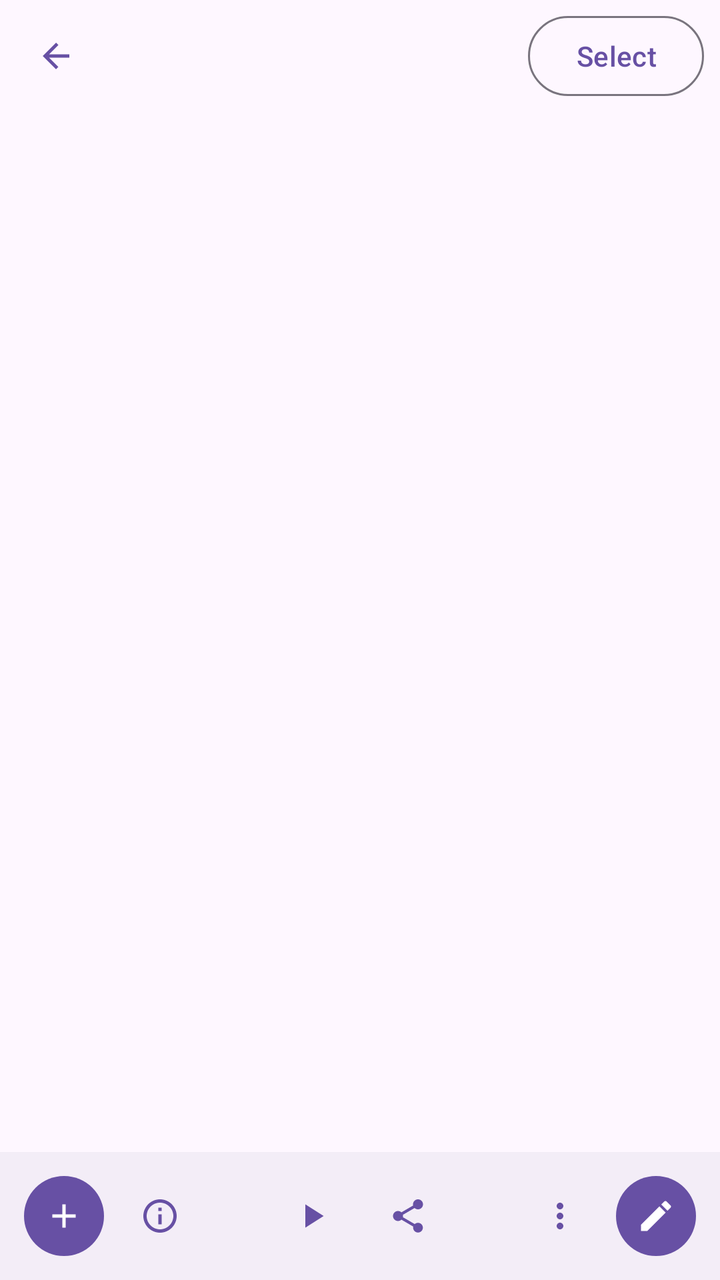
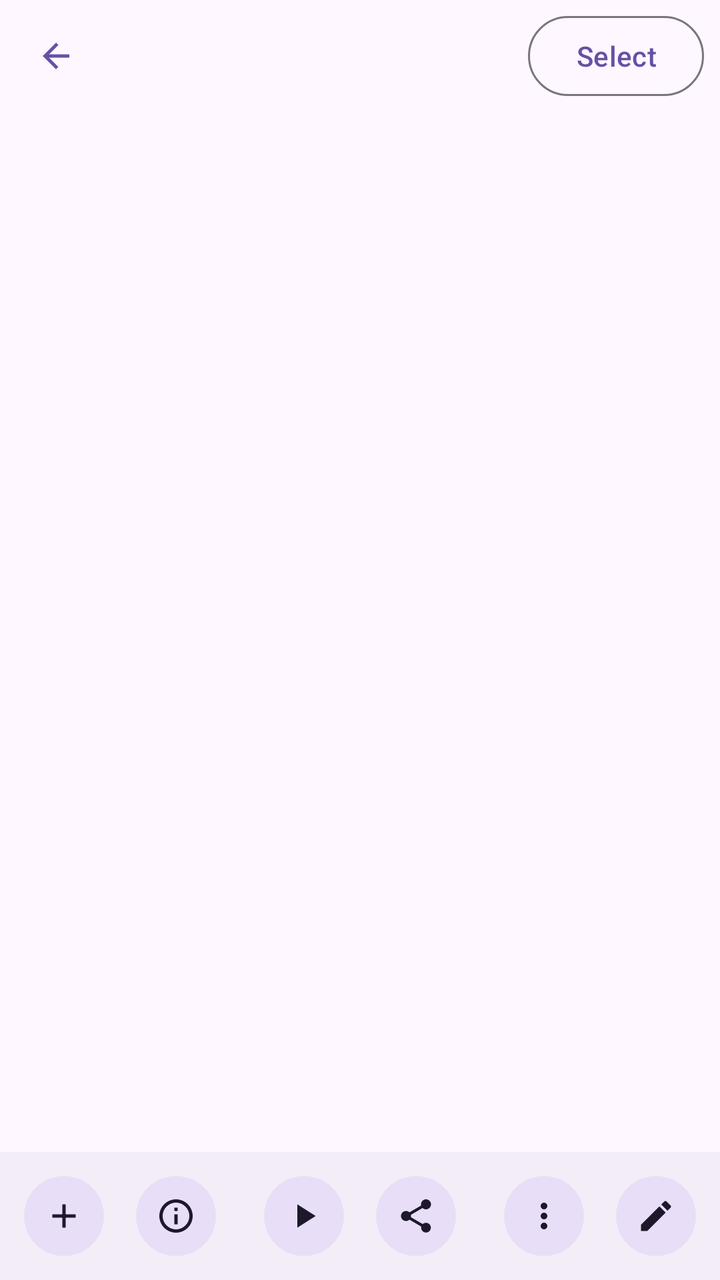

Screens rendered from an Android XML layout before and after an edit, with the pre-edit source and the edit as a unified diff.
<!-- AndroidManifest.xml: application theme Theme.NekoPaint -->
<!-- res/layout/activity_gallery.xml -->
<?xml version="1.0" encoding="utf-8"?>
<LinearLayout xmlns:android="http://schemas.android.com/apk/res/android"
    xmlns:app="http://schemas.android.com/apk/res-auto"
    android:layout_width="match_parent"
    android:layout_height="match_parent"
    android:fitsSystemWindows="true"
    android:orientation="vertical"
    android:background="?attr/colorSurface">

    <FrameLayout
        android:layout_width="match_parent"
        android:layout_height="56dp">

        <com.google.android.material.button.MaterialButton
            android:id="@+id/gallery_back"
            style="?attr/materialIconButtonStyle"
            android:layout_width="48dp"
            android:layout_height="48dp"
            android:layout_gravity="start|center_vertical"
            android:layout_marginStart="4dp"
            android:contentDescription="@string/back"
            app:icon="@drawable/ic_back" />

        <TextView
            android:id="@+id/gallery_title"
            android:layout_width="wrap_content"
            android:layout_height="wrap_content"
            android:layout_gravity="center"
            android:textAppearance="?attr/textAppearanceTitleLarge" />

        <com.google.android.material.button.MaterialButton
            android:id="@+id/gallery_select"
            style="?attr/materialButtonOutlinedStyle"
            android:layout_width="wrap_content"
            android:layout_height="wrap_content"
            android:layout_gravity="end|center_vertical"
            android:layout_marginEnd="8dp"
            android:text="@string/select" />
    </FrameLayout>

    <FrameLayout
        android:layout_width="match_parent"
        android:layout_height="0dp"
        android:layout_weight="1">

        <androidx.recyclerview.widget.RecyclerView
            android:id="@+id/gallery_grid"
            android:layout_width="match_parent"
            android:layout_height="match_parent"
            android:clipToPadding="false"
            android:padding="8dp" />

        <TextView
            android:id="@+id/gallery_empty"
            android:layout_width="wrap_content"
            android:layout_height="wrap_content"
            android:layout_gravity="center"
            android:padding="24dp"
            android:text="@string/gallery_empty"
            android:textAppearance="?attr/textAppearanceBodyLarge"
            android:visibility="gone" />
    </FrameLayout>

    <LinearLayout
        android:layout_width="match_parent"
        android:layout_height="wrap_content"
        android:background="?attr/colorSurfaceContainer"
        android:gravity="center_vertical"
        android:orientation="horizontal"
        android:padding="8dp">

        <com.google.android.material.button.MaterialButton
            android:id="@+id/gallery_new"
            style="?attr/materialIconButtonFilledStyle"
            android:layout_width="48dp"
            android:layout_height="48dp"
            android:contentDescription="@string/new_drawing"
            app:icon="@drawable/ic_add" />

        <com.google.android.material.button.MaterialButton
            android:id="@+id/gallery_info"
            style="?attr/materialIconButtonStyle"
            android:layout_width="48dp"
            android:layout_height="48dp"
            android:contentDescription="@string/info"
            app:icon="@drawable/ic_info" />

        <View
            android:layout_width="0dp"
            android:layout_height="1dp"
            android:layout_weight="1" />

        <com.google.android.material.button.MaterialButton
            android:id="@+id/gallery_play"
            style="?attr/materialIconButtonStyle"
            android:layout_width="48dp"
            android:layout_height="48dp"
            android:contentDescription="@string/timelapse"
            app:icon="@drawable/ic_play" />

        <com.google.android.material.button.MaterialButton
            android:id="@+id/gallery_share"
            style="?attr/materialIconButtonStyle"
            android:layout_width="48dp"
            android:layout_height="48dp"
            android:contentDescription="@string/share"
            app:icon="@drawable/ic_share" />

        <View
            android:layout_width="0dp"
            android:layout_height="1dp"
            android:layout_weight="1" />

        <com.google.android.material.button.MaterialButton
            android:id="@+id/gallery_more"
            style="?attr/materialIconButtonStyle"
            android:layout_width="48dp"
            android:layout_height="48dp"
            android:contentDescription="@string/menu"
            app:icon="@drawable/ic_more" />

        <com.google.android.material.button.MaterialButton
            android:id="@+id/gallery_edit"
            style="?attr/materialIconButtonFilledStyle"
            android:layout_width="48dp"
            android:layout_height="48dp"
            android:contentDescription="@string/edit"
            app:icon="@drawable/ic_edit" />
    </LinearLayout>
</LinearLayout>
<!-- resources referenced by this layout -->
<resources>
  <!-- drawable ic_add (drawable) -->
  <vector xmlns:android="http://schemas.android.com/apk/res/android"
      android:width="24dp" android:height="24dp"
      android:viewportWidth="24" android:viewportHeight="24"
      android:tint="?attr/colorControlNormal">
      <path android:fillColor="@android:color/white" android:pathData="M19,13h-6v6h-2v-6H5v-2h6V5h2v6h6v2z" />
  </vector>
  <!-- drawable ic_back (drawable) -->
  <vector xmlns:android="http://schemas.android.com/apk/res/android"
      android:width="24dp" android:height="24dp"
      android:viewportWidth="24" android:viewportHeight="24"
      android:tint="?attr/colorControlNormal">
      <path android:fillColor="@android:color/white" android:pathData="M20,11H7.83l5.59,-5.59L12,4l-8,8 8,8 1.41,-1.41L7.83,13H20v-2z" />
  </vector>
  <!-- drawable ic_edit (drawable) -->
  <vector xmlns:android="http://schemas.android.com/apk/res/android"
      android:width="24dp" android:height="24dp"
      android:viewportWidth="24" android:viewportHeight="24"
      android:tint="?attr/colorControlNormal">
      <path android:fillColor="@android:color/white" android:pathData="M3,17.25V21h3.75L17.81,9.94l-3.75,-3.75L3,17.25zM20.71,7.04c0.39,-0.39 0.39,-1.02 0,-1.41l-2.34,-2.34c-0.39,-0.39 -1.02,-0.39 -1.41,0l-1.83,1.83 3.75,3.75 1.83,-1.83z" />
  </vector>
  <!-- drawable ic_info (drawable) -->
  <vector xmlns:android="http://schemas.android.com/apk/res/android"
      android:width="24dp" android:height="24dp"
      android:viewportWidth="24" android:viewportHeight="24"
      android:tint="?attr/colorControlNormal">
      <path android:fillColor="@android:color/white" android:pathData="M11,7h2v2h-2zM11,11h2v6h-2zM12,2C6.48,2 2,6.48 2,12s4.48,10 10,10 10,-4.48 10,-10S17.52,2 12,2zM12,20c-4.41,0 -8,-3.59 -8,-8s3.59,-8 8,-8 8,3.59 8,8 -3.59,8 -8,8z" />
  </vector>
  <!-- drawable ic_more (drawable) -->
  <vector xmlns:android="http://schemas.android.com/apk/res/android"
      android:width="24dp" android:height="24dp"
      android:viewportWidth="24" android:viewportHeight="24"
      android:tint="?attr/colorControlNormal">
      <path android:fillColor="@android:color/white" android:pathData="M12,8c1.1,0 2,-0.9 2,-2s-0.9,-2 -2,-2 -2,0.9 -2,2 0.9,2 2,2zM12,10c-1.1,0 -2,0.9 -2,2s0.9,2 2,2 2,-0.9 2,-2 -0.9,-2 -2,-2zM12,16c-1.1,0 -2,0.9 -2,2s0.9,2 2,2 2,-0.9 2,-2 -0.9,-2 -2,-2z" />
  </vector>
  <!-- drawable ic_play (drawable) -->
  <vector xmlns:android="http://schemas.android.com/apk/res/android"
      android:width="24dp" android:height="24dp"
      android:viewportWidth="24" android:viewportHeight="24"
      android:tint="?attr/colorControlNormal">
      <path android:fillColor="@android:color/white" android:pathData="M8,5v14l11,-7z" />
  </vector>
  <string name="back">Back</string>
  <string name="edit">Edit</string>
  <string name="gallery_empty">No drawings yet. Tap + to start one.</string>
  <string name="info">Information</string>
  <string name="menu">Menu</string>
  <string name="new_drawing">New drawing</string>
  <string name="select">Select</string>
  <string name="share">Share</string>
  <string name="timelapse">Time-lapse</string>
  <style name="Theme.NekoPaint" parent="Theme.Material3.DayNight.NoActionBar" />
  <!-- unchanged entries left out for length: 1 -->
</resources>

<!-- the commit's change to res/layout/activity_gallery.xml (unified diff, before → after) -->
@@ -7,36 +7,42 @@
     android:orientation="vertical"
     android:background="?attr/colorSurface">
 
-    <FrameLayout
+    <LinearLayout
         android:layout_width="match_parent"
-        android:layout_height="56dp">
+        android:layout_height="56dp"
+        android:gravity="center_vertical"
+        android:orientation="horizontal"
+        android:paddingStart="4dp"
+        android:paddingEnd="8dp">
 
         <com.google.android.material.button.MaterialButton
             android:id="@+id/gallery_back"
             style="?attr/materialIconButtonStyle"
             android:layout_width="48dp"
             android:layout_height="48dp"
-            android:layout_gravity="start|center_vertical"
-            android:layout_marginStart="4dp"
             android:contentDescription="@string/back"
             app:icon="@drawable/ic_back" />
 
         <TextView
             android:id="@+id/gallery_title"
-            android:layout_width="wrap_content"
+            android:layout_width="0dp"
             android:layout_height="wrap_content"
-            android:layout_gravity="center"
-            android:textAppearance="?attr/textAppearanceTitleLarge" />
+            android:layout_weight="1"
+            android:ellipsize="end"
+            android:gravity="center"
+            android:maxLines="1"
+            android:paddingStart="8dp"
+            android:paddingEnd="8dp"
+            android:textAppearance="?attr/textAppearanceTitleMedium" />
 
         <com.google.android.material.button.MaterialButton
             android:id="@+id/gallery_select"
             style="?attr/materialButtonOutlinedStyle"
             android:layout_width="wrap_content"
             android:layout_height="wrap_content"
-            android:layout_gravity="end|center_vertical"
-            android:layout_marginEnd="8dp"
+            android:minWidth="0dp"
             android:text="@string/select" />
-    </FrameLayout>
+    </LinearLayout>
 
     <FrameLayout
         android:layout_width="match_parent"
@@ -71,15 +77,16 @@
 
         <com.google.android.material.button.MaterialButton
             android:id="@+id/gallery_new"
-            style="?attr/materialIconButtonFilledStyle"
+            style="?attr/materialIconButtonFilledTonalStyle"
             android:layout_width="48dp"
             android:layout_height="48dp"
+            android:layout_marginEnd="8dp"
             android:contentDescription="@string/new_drawing"
             app:icon="@drawable/ic_add" />
 
         <com.google.android.material.button.MaterialButton
             android:id="@+id/gallery_info"
-            style="?attr/materialIconButtonStyle"
+            style="?attr/materialIconButtonFilledTonalStyle"
             android:layout_width="48dp"
             android:layout_height="48dp"
             android:contentDescription="@string/info"
@@ -92,7 +99,7 @@
 
         <com.google.android.material.button.MaterialButton
             android:id="@+id/gallery_play"
-            style="?attr/materialIconButtonStyle"
+            style="?attr/materialIconButtonFilledTonalStyle"
             android:layout_width="48dp"
             android:layout_height="48dp"
             android:contentDescription="@string/timelapse"
@@ -100,9 +107,10 @@
 
         <com.google.android.material.button.MaterialButton
             android:id="@+id/gallery_share"
-            style="?attr/materialIconButtonStyle"
+            style="?attr/materialIconButtonFilledTonalStyle"
             android:layout_width="48dp"
             android:layout_height="48dp"
+            android:layout_marginStart="8dp"
             android:contentDescription="@string/share"
             app:icon="@drawable/ic_share" />
 
@@ -113,7 +121,7 @@
 
         <com.google.android.material.button.MaterialButton
             android:id="@+id/gallery_more"
-            style="?attr/materialIconButtonStyle"
+            style="?attr/materialIconButtonFilledTonalStyle"
             android:layout_width="48dp"
             android:layout_height="48dp"
             android:contentDescription="@string/menu"
@@ -121,9 +129,10 @@
 
         <com.google.android.material.button.MaterialButton
             android:id="@+id/gallery_edit"
-            style="?attr/materialIconButtonFilledStyle"
+            style="?attr/materialIconButtonFilledTonalStyle"
             android:layout_width="48dp"
             android:layout_height="48dp"
+            android:layout_marginStart="8dp"
             android:contentDescription="@string/edit"
             app:icon="@drawable/ic_edit" />
     </LinearLayout>
<!-- resource entries referenced after the edit -->
@@ -51,7 +51,12 @@
   <string name="select">Select</string>
   <string name="share">Share</string>
   <string name="timelapse">Time-lapse</string>
-  <style name="Theme.NekoPaint" parent="Theme.Material3.DayNight.NoActionBar" />
+  <style name="Theme.NekoPaint" parent="Theme.Material3.DayNight.NoActionBar">
+          <item name="android:statusBarColor">?attr/colorSurface</item>
+          <item name="android:navigationBarColor">?attr/colorSurface</item>
+          <item name="android:windowLightStatusBar">true</item>
+          <item name="android:windowLightNavigationBar">true</item>
+      </style>
   <!-- unchanged entries left out for length: 1 -->
 </resources>
 
